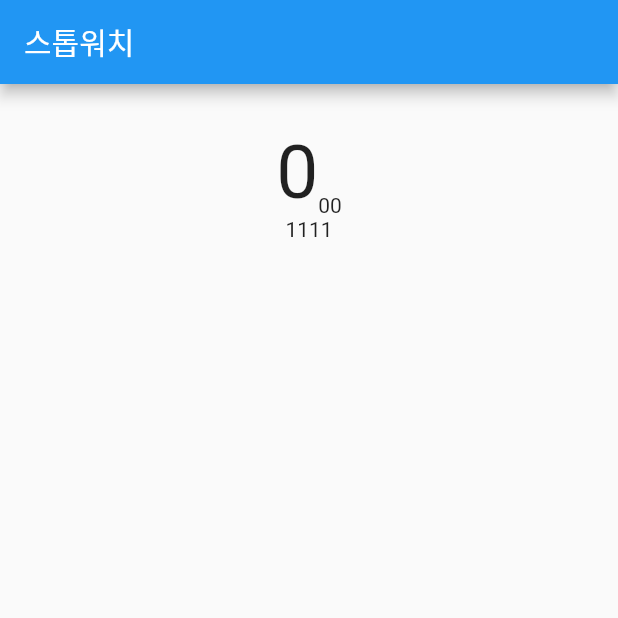
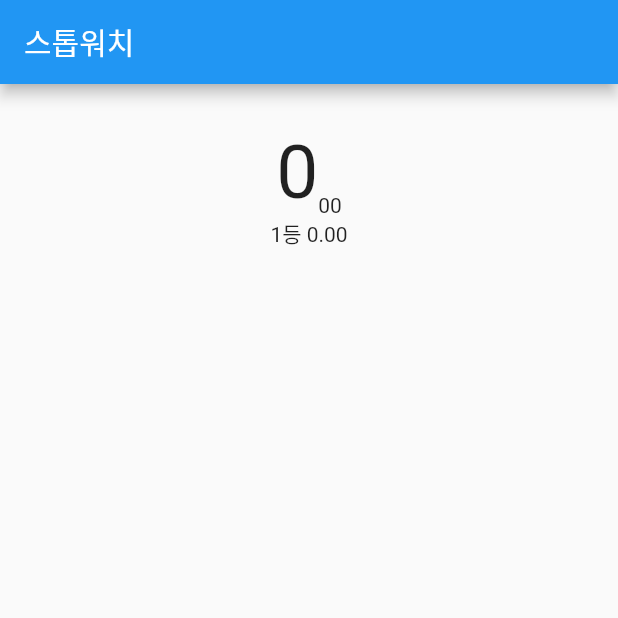
Before and after one commit to teddyjune/stop_watch, a Flutter app: the screen it shows after launch, after a tap on the "add" icon, on a phone screen of 412 x 824 dp, the top half of it. Run offline on Flutter 3.47's test engine with Material 2 defaults, Android fonts, the phone set to English and light mode, and no system bars.

Commit message:
feat: 랩타임 기록과 UI 표시

```diff
--- a/lib/stop_watch_screen.dart
+++ b/lib/stop_watch_screen.dart
@@ -49,6 +49,10 @@ class _StopWatchScreenState extends State<StopWatchScreen> {
     _time = 0;
   }
 
+  void _recordLapTime(String time) {
+    _lapTimes.insert(0, '${_lapTimes.length + 1}등 $time');
+  }
+
   @override
   Widget build(BuildContext context) {
     int seconds = _time ~/ 100;
@@ -76,9 +80,8 @@ class _StopWatchScreenState extends State<StopWatchScreen> {
             width: 100,
             height: 200,
             child: ListView(
-              children: const [
-                Center(child: Text('1111')),
-              ],
+              children:
+                  _lapTimes.map((time) => Center(child: Text(time))).toList(),
             ),
           ),
           const Spacer(),
@@ -106,7 +109,11 @@ class _StopWatchScreenState extends State<StopWatchScreen> {
               ),
               FloatingActionButton(
                 backgroundColor: Colors.green,
-                onPressed: () {},
+                onPressed: () {
+                  setState(() {
+                    _recordLapTime('$seconds.$hundredth');
+                  });
+                },
                 child: const Icon(Icons.add),
               ),
             ],
```
